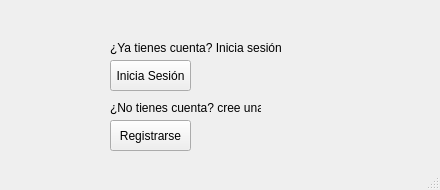
The window that QTDesign/Main.ui (Davidcb15/MiApp) describes before a commit, drawn with Qt 5.
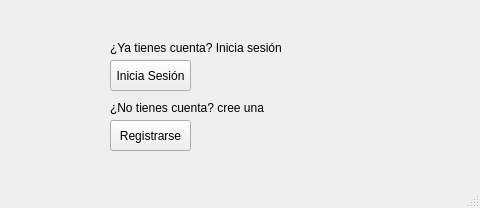
The same window after the commit.

Patch:
```diff
--- a/QTDesign/Main.ui
+++ b/QTDesign/Main.ui
@@ -6,8 +6,8 @@
    <rect>
     <x>0</x>
     <y>0</y>
-    <width>440</width>
-    <height>190</height>
+    <width>480</width>
+    <height>208</height>
    </rect>
   </property>
   <property name="windowTitle">
@@ -19,7 +19,7 @@
      <rect>
       <x>110</x>
       <y>40</y>
-      <width>171</width>
+      <width>201</width>
       <height>16</height>
      </rect>
     </property>
@@ -45,7 +45,7 @@
      <rect>
       <x>110</x>
       <y>100</y>
-      <width>151</width>
+      <width>171</width>
       <height>16</height>
      </rect>
     </property>
```
